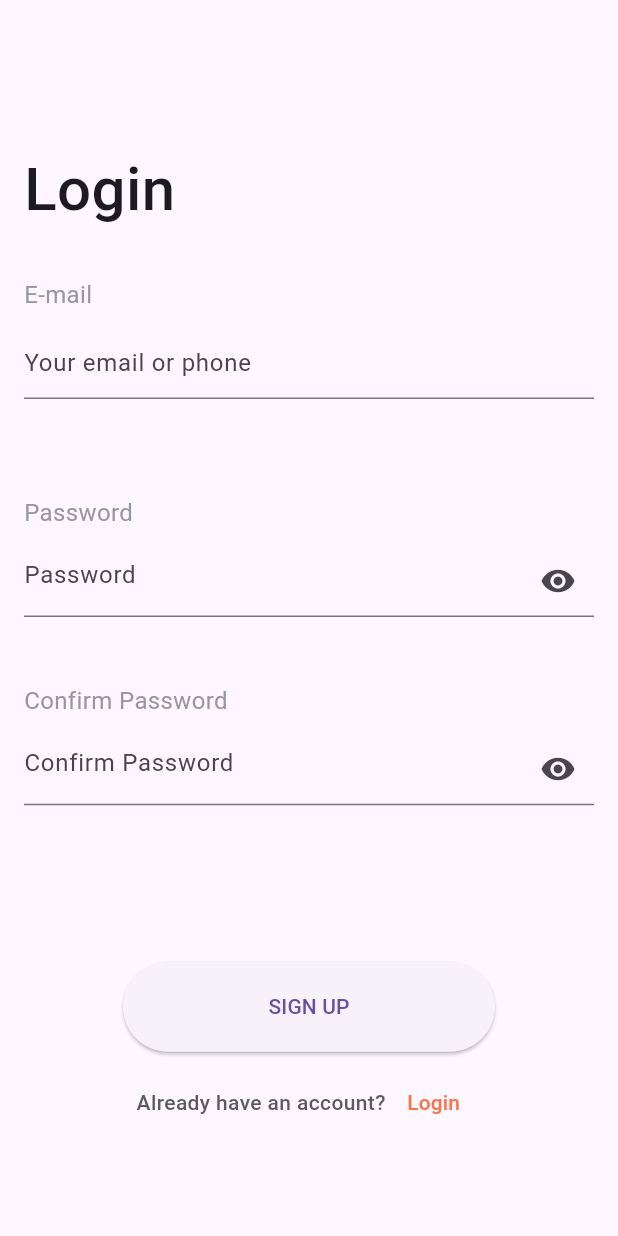
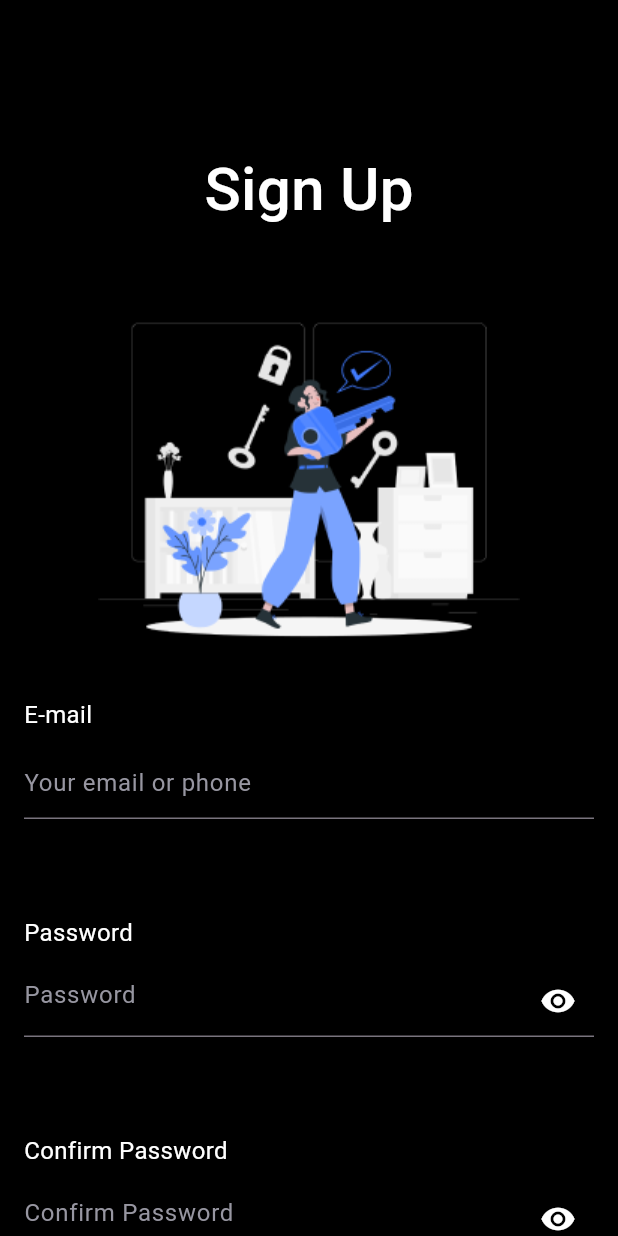
Before and after one commit to git-ADG/campus-security-nitshacks, a Flutter app: the SIgnUpPage screen opened directly, on a phone screen of 412 x 824 dp. Run offline on Flutter 3.47's test engine with Material 3 defaults, Android fonts, the light colour scheme and no system bars; our stand-ins replace firebase_core, flutter_dotenv, fluttertoast, gap; accounts and stored records are empty; generated files the repository leaves out were written again; Roboto replaces fonts that are missing (SofiaPro).

Commit message:
login and signup UI done

```diff
--- a/lib/pages/login_page/login_page.dart
+++ b/lib/pages/login_page/login_page.dart
@@ -86,6 +86,7 @@ class _LoginPageState extends State<LoginPage> {
     //screen size
     Size size = MediaQuery.of(context).size;
     double height = size.height;
+    double width = size.width;
     //constants
     double padding = 16.0;
     double lFontSize = 40.0;
@@ -109,6 +110,7 @@ class _LoginPageState extends State<LoginPage> {
           SystemNavigator.pop();
         }
       },
+      child: SafeArea(
         child: Scaffold(
           backgroundColor: Colors.black,
           floatingActionButtonLocation: FloatingActionButtonLocation.startTop,
@@ -116,8 +118,7 @@ class _LoginPageState extends State<LoginPage> {
             return SingleChildScrollView(
               child: Column(
                 children: [
-                SafeArea(
-                  child: Form(
+                  Form(
                     key: _formKey,
                     child: Column(
                       children: [
@@ -127,9 +128,12 @@ class _LoginPageState extends State<LoginPage> {
                             SizedBox(
                               height: lGap * 1.4,
                             ),
-                            Padding(
-                              padding: EdgeInsets.only(left: padding),
-                              child: Text(
+                            SizedBox(
+                              width: width,
+                              child: Column(
+                                crossAxisAlignment: CrossAxisAlignment.center,
+                                children: [
+                                  Text(
                                     "Login",
                                     style: TextStyle(
                                         color: Colors.white,
@@ -137,11 +141,14 @@ class _LoginPageState extends State<LoginPage> {
                                         fontWeight: FontWeight.w500,
                                         fontFamily: 'SofiaPro'),
                                   ),
-                            ),
                                   SizedBox(
                                     height: gap,
                                   ),
-                            Image.asset('assets/images/5500659_Artboard 1 1.png'),
+                                  Image.asset(
+                                      'assets/images/5500659_Artboard 1 1.png'),
+                                ],
+                              ),
+                            ),
                             Padding(
                               padding: EdgeInsets.only(left: padding),
                               child: Text(
@@ -161,10 +168,10 @@ class _LoginPageState extends State<LoginPage> {
                               child: SizedBox(
                                   height: fieldHeight,
                                   child: TextFormField(
-                                    decoration: const InputDecoration(
+                                    style: TextStyle(color: Colors.white),
+                                    decoration: InputDecoration(
                                         hintText: "Your email or phone",
-                                      hintStyle: TextStyle(color: Colors.white)
-                                    ),
+                                        hintStyle: TextStyle(color: fontColor)),
                                     controller: emailController,
                                     validator: (value) {
                                       if (value!.isEmpty) {
@@ -196,17 +203,22 @@ class _LoginPageState extends State<LoginPage> {
                               child: SizedBox(
                                   height: fieldHeight,
                                   child: TextFormField(
+                                    style: TextStyle(color: Colors.white),
                                     decoration: InputDecoration(
                                         suffixIcon: IconButton(
                                             onPressed: () => showPass(),
                                             icon: isObscure
                                                 ? const Icon(
-                                                  Icons.visibility,color: Colors.white,)
+                                                    Icons.visibility,
+                                                    color: Colors.white,
+                                                  )
                                                 : const Icon(
-                                                  Icons.visibility_off, color: Colors.white,)),
+                                                    Icons.visibility_off,
+                                                    color: Colors.white,
+                                                  )),
                                         hintText: "Password",
-                                      hintStyle: TextStyle(color: Colors.white)
-                                    ),
+                                        hintStyle:
+                                            TextStyle(color: fontColor)),
                                     controller: passController,
                                     validator: (value) {
                                       // if (value!.isEmpty) {
@@ -220,9 +232,6 @@ class _LoginPageState extends State<LoginPage> {
                             SizedBox(
                               height: sGap,
                             ),
-                            SizedBox(
-                              height: lGap,
-                            ),
                           ],
                         ),
                         SizedBox(
@@ -233,11 +242,16 @@ class _LoginPageState extends State<LoginPage> {
                               backgroundColor: MaterialStatePropertyAll(blue),
                             ),
                             onPressed: () {
-                              Navigator.pushReplacement(context, MaterialPageRoute(builder: (context) => const MainPage(),));
+                              Navigator.pushReplacement(
+                                  context,
+                                  MaterialPageRoute(
+                                    builder: (context) => const MainPage(),
+                                  ));
                             }, //validate(context),
-                            child: const Text('LOGIN', style: TextStyle(
-                              color: Colors.white
-                            ),),
+                            child: const Text(
+                              'LOGIN',
+                              style: TextStyle(color: Colors.white),
+                            ),
                           ),
                         ),
                         SizedBox(
@@ -265,8 +279,7 @@ class _LoginPageState extends State<LoginPage> {
                                 child: const Text(
                                   "Sign Up",
                                   style: TextStyle(
-                                      color: blue,
-                                      fontFamily: 'SofiaPro'),
+                                      color: blue, fontFamily: 'SofiaPro'),
                                 ))
                           ],
                         ),
@@ -302,12 +315,12 @@ class _LoginPageState extends State<LoginPage> {
                       ],
                     ),
                   ),
-                ),
                 ],
               ),
             );
           }),
         ),
+      ),
     );
   }
 }
--- a/lib/pages/signup_page/signup_page.dart
+++ b/lib/pages/signup_page/signup_page.dart
@@ -1,6 +1,7 @@
 import 'package:campus_security_nithacks/pages/login_page/login_page.dart';
 import 'package:flutter/material.dart';
 import 'package:flutter/services.dart';
+import '../../config/utils/palette.dart';
 import '../../utils/utils.dart';
 import '../pages.dart';
 
@@ -85,6 +86,7 @@ class _SIgnUpPageState extends State<SIgnUpPage> {
     //screen size
     Size size = MediaQuery.of(context).size;
     double height = size.height;
+    double width = size.width;
     //constants
     double padding = 16.0;
     double lFontSize = 40.0;
@@ -92,15 +94,11 @@ class _SIgnUpPageState extends State<SIgnUpPage> {
     double sFontSize = 16;
     Color fontColor = const Color.fromRGBO(151, 150, 161, 1);
     Color fontColor2 = const Color.fromRGBO(91, 91, 94, 1);
-    Color lineColor = const Color.fromRGBO(179, 179, 179, 0.5);
     double sGap = 10;
     double fieldHeight = height * 0.1;
     double lGap = 70.0;
     double buttonHeight = 60;
     double buttonWidth = 248;
-    Color buttonColor = const Color.fromRGBO(254, 114, 76, 1);
-    double lineHeight = 2;
-    double lineWidth = 100;
     return PopScope(
       canPop: false,
       onPopInvoked: (didPop) async {
@@ -112,14 +110,15 @@ class _SIgnUpPageState extends State<SIgnUpPage> {
           SystemNavigator.pop();
         }
       },
+      child: SafeArea(
         child: Scaffold(
+          backgroundColor: Colors.black,
           floatingActionButtonLocation: FloatingActionButtonLocation.startTop,
           body: Builder(builder: (BuildContext context) {
             return SingleChildScrollView(
               child: Column(
                 children: [
-                SafeArea(
-                  child: Form(
+                  Form(
                     key: _formKey,
                     child: Column(
                       children: [
@@ -129,25 +128,33 @@ class _SIgnUpPageState extends State<SIgnUpPage> {
                             SizedBox(
                               height: lGap * 1.4,
                             ),
-                            Padding(
-                              padding: EdgeInsets.only(left: padding),
-                              child: Text(
-                                "Login",
+                            SizedBox(
+                              width: width,
+                              child: Column(
+                                crossAxisAlignment: CrossAxisAlignment.center,
+                                children: [
+                                  Text(
+                                    "Sign Up",
                                     style: TextStyle(
+                                        color: Colors.white,
                                         fontSize: lFontSize,
                                         fontWeight: FontWeight.w500,
                                         fontFamily: 'SofiaPro'),
                                   ),
-                            ),
                                   SizedBox(
                                     height: gap,
+                                  ),
+                                  Image.asset(
+                                      'assets/images/5500659_Artboard 1 1.png'),
+                                ],
+                              ),
                             ),
                             Padding(
                               padding: EdgeInsets.only(left: padding),
                               child: Text(
                                 "E-mail",
                                 style: TextStyle(
-                                    color: fontColor,
+                                    color: Colors.white,
                                     fontSize: sFontSize,
                                     fontFamily: 'SofiaPro'),
                               ),
@@ -161,9 +168,10 @@ class _SIgnUpPageState extends State<SIgnUpPage> {
                               child: SizedBox(
                                   height: fieldHeight,
                                   child: TextFormField(
-                                    decoration: const InputDecoration(
+                                    style: TextStyle(color: Colors.white),
+                                    decoration: InputDecoration(
                                         hintText: "Your email or phone",
-                                    ),
+                                        hintStyle: TextStyle(color: fontColor)),
                                     controller: emailController,
                                     validator: (value) {
                                       if (value!.isEmpty) {
@@ -181,7 +189,7 @@ class _SIgnUpPageState extends State<SIgnUpPage> {
                               child: Text(
                                 "Password",
                                 style: TextStyle(
-                                    color: fontColor,
+                                    color: Colors.white,
                                     fontSize: sFontSize,
                                     fontFamily: 'SofiaPro'),
                               ),
@@ -195,16 +203,68 @@ class _SIgnUpPageState extends State<SIgnUpPage> {
                               child: SizedBox(
                                   height: fieldHeight,
                                   child: TextFormField(
+                                    style: TextStyle(color: Colors.white),
                                     decoration: InputDecoration(
                                         suffixIcon: IconButton(
                                             onPressed: () => showPass(),
                                             icon: isObscure
                                                 ? const Icon(
-                                              Icons.visibility)
+                                                    Icons.visibility,
+                                                    color: Colors.white,
+                                                  )
                                                 : const Icon(
-                                              Icons.visibility_off)),
+                                                    Icons.visibility_off,
+                                                    color: Colors.white,
+                                                  )),
                                         hintText: "Password",
+                                        hintStyle: TextStyle(color: fontColor)),
+                                    controller: passController,
+                                    validator: (value) {
+                                      // if (value!.isEmpty) {
+                                      //   return "password cannot be empty";
+                                      // }
+                                      return null;
+                                    },
+                                    obscureText: isObscure ? true : false,
+                                  )),
                             ),
+                            SizedBox(
+                              height: gap,
+                            ),
+                            Padding(
+                              padding: EdgeInsets.only(left: padding),
+                              child: Text(
+                                "Confirm Password",
+                                style: TextStyle(
+                                    color: Colors.white,
+                                    fontSize: sFontSize,
+                                    fontFamily: 'SofiaPro'),
+                              ),
+                            ),
+                            SizedBox(
+                              height: sGap,
+                            ),
+                            Padding(
+                              padding: EdgeInsets.only(
+                                  left: padding, right: padding),
+                              child: SizedBox(
+                                  height: fieldHeight,
+                                  child: TextFormField(
+                                    style: TextStyle(color: Colors.white),
+                                    decoration: InputDecoration(
+                                        suffixIcon: IconButton(
+                                            onPressed: () => showPass(),
+                                            icon: isObscure
+                                                ? const Icon(
+                                                    Icons.visibility,
+                                                    color: Colors.white,
+                                                  )
+                                                : const Icon(
+                                                    Icons.visibility_off,
+                                                    color: Colors.white,
+                                                  )),
+                                        hintText: "Confirm Password",
+                                        hintStyle: TextStyle(color: fontColor)),
                                     controller: passController,
                                     validator: (value) {
                                       // if (value!.isEmpty) {
@@ -218,56 +278,26 @@ class _SIgnUpPageState extends State<SIgnUpPage> {
                             SizedBox(
                               height: sGap,
                             ),
-                            Padding(
-                              padding: EdgeInsets.only(left: padding),
-                              child: Text(
-                                "Confirm Password",
-                                style: TextStyle(
-                                    color: fontColor,
-                                    fontSize: sFontSize,
-                                    fontFamily: 'SofiaPro'),
-                              ),
-                            ),
-                            SizedBox(
-                              height: sGap,
-                            ),
-                            Padding(
-                              padding: EdgeInsets.only(
-                                  left: padding, right: padding),
-                              child: SizedBox(
-                                  height: fieldHeight,
-                                  child: TextFormField(
-                                    decoration: InputDecoration(
-                                      suffixIcon: IconButton(
-                                          onPressed: () => showPass(),
-                                          icon: isObscure
-                                              ? const Icon(
-                                              Icons.visibility)
-                                              : const Icon(
-                                              Icons.visibility_off)),
-                                      hintText: "Confirm Password",
-                                    ),
-                                    controller: passController,
-                                    validator: (value) {
-                                      // if (value!.isEmpty) {
-                                      //   return "password cannot be empty";
-                                      // }
-                                      return null;
-                                    },
-                                    obscureText: isObscure ? true : false,
-                                  )),
-                            ),
-                            SizedBox(
-                              height: lGap,
-                            ),
                           ],
                         ),
                         SizedBox(
                           height: buttonHeight,
                           width: buttonWidth,
                           child: ElevatedButton(
-                            onPressed: () {}, //validate(context),
-                            child: const Text('SIGN UP'),
+                            style: ButtonStyle(
+                              backgroundColor: MaterialStatePropertyAll(blue),
+                            ),
+                            onPressed: () {
+                              Navigator.pushReplacement(
+                                  context,
+                                  MaterialPageRoute(
+                                    builder: (context) => const MainPage(),
+                                  ));
+                            }, //validate(context),
+                            child: const Text(
+                              'SIGN UP',
+                              style: TextStyle(color: Colors.white),
+                            ),
                           ),
                         ),
                         SizedBox(
@@ -279,7 +309,7 @@ class _SIgnUpPageState extends State<SIgnUpPage> {
                             Text(
                               "Already have an account?",
                               style: TextStyle(
-                                  color: fontColor2,
+                                  color: Colors.white,
                                   fontWeight: FontWeight.w500,
                                   fontFamily: 'SofiaPro'),
                             ),
@@ -288,15 +318,13 @@ class _SIgnUpPageState extends State<SIgnUpPage> {
                                   Navigator.push(
                                       context,
                                       MaterialPageRoute(
-                                        builder: (context) =>
-                                            const LoginPage(),
+                                        builder: (context) => const LoginPage(),
                                       ));
                                 },
-                                child: Text(
+                                child: const Text(
                                   "Login",
                                   style: TextStyle(
-                                      color: buttonColor,
-                                      fontFamily: 'SofiaPro'),
+                                      color: blue, fontFamily: 'SofiaPro'),
                                 ))
                           ],
                         ),
@@ -332,12 +360,12 @@ class _SIgnUpPageState extends State<SIgnUpPage> {
                       ],
                     ),
                   ),
-                ),
                 ],
               ),
             );
           }),
         ),
+      ),
     );
   }
 }
```
Lines whose indentation alone changed are shown as unchanged.
